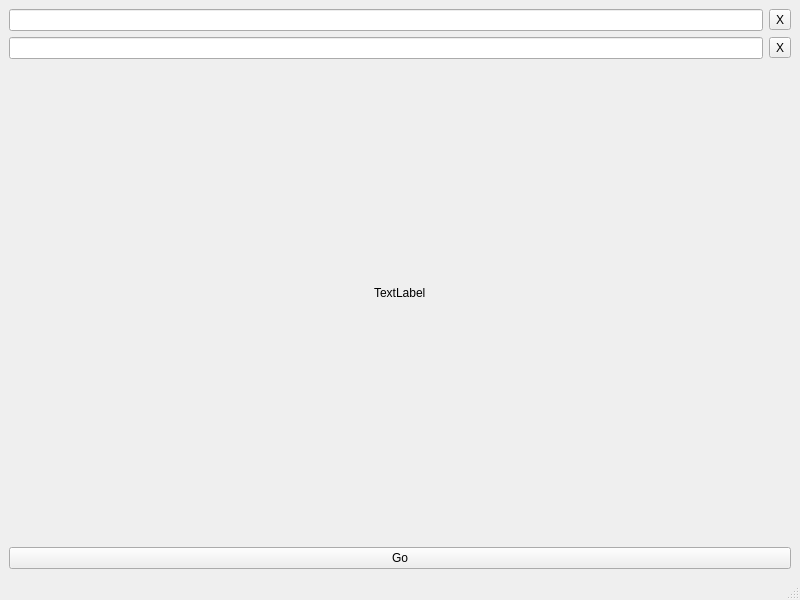
Before: the Qt Designer form main_window.ui in monti-tls/Dymo-LT-Application, drawn with Qt 5.
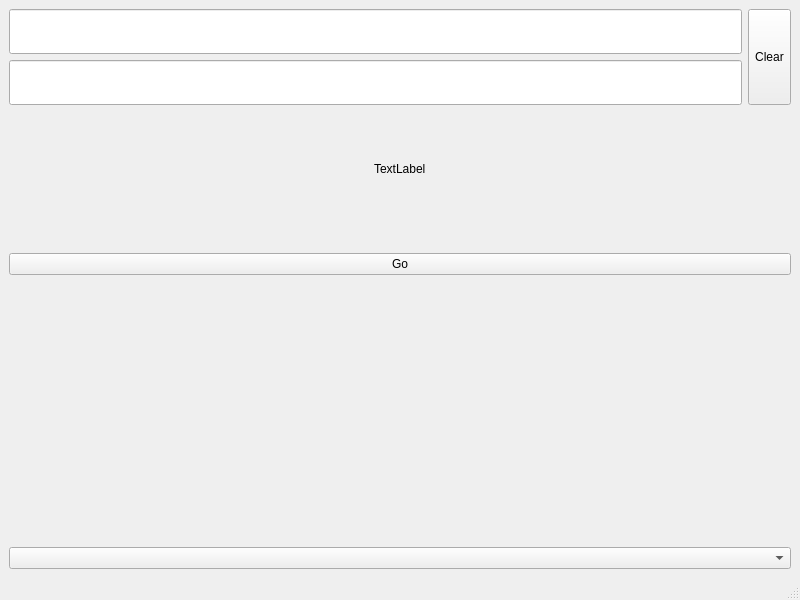
After: the same form once the commit is applied.

What changed in the file:
```diff
--- a/main_window.ui
+++ b/main_window.ui
@@ -17,25 +17,27 @@
    <layout class="QGridLayout" name="gridLayout_2">
     <item row="0" column="0">
      <layout class="QGridLayout" name="gridLayout" rowstretch="0,0,0,0,0,0,0" columnstretch="0,0,0,0,0">
-      <item row="0" column="4">
-       <widget class="QToolButton" name="line1_clear_button">
-        <property name="text">
-         <string>X</string>
+      <item row="4" column="0" colspan="5">
+       <spacer name="verticalSpacer">
+        <property name="orientation">
+         <enum>Qt::Vertical</enum>
         </property>
-       </widget>
-      </item>
-      <item row="1" column="4">
-       <widget class="QToolButton" name="line2_clear_button">
-        <property name="text">
-         <string>X</string>
+        <property name="sizeHint" stdset="0">
+         <size>
+          <width>20</width>
+          <height>40</height>
+         </size>
         </property>
-       </widget>
-      </item>
-      <item row="0" column="0" colspan="4">
-       <widget class="QLineEdit" name="line1_edit"/>
+       </spacer>
       </item>
       <item row="1" column="0" colspan="4">
-       <widget class="QLineEdit" name="line2_edit"/>
+       <widget class="QLineEdit" name="line2_edit">
+        <property name="font">
+         <font>
+          <pointsize>25</pointsize>
+         </font>
+        </property>
+       </widget>
       </item>
       <item row="2" column="0" colspan="5">
        <spacer name="verticalSpacer_2">
@@ -117,8 +119,46 @@
         </property>
        </widget>
       </item>
+      <item row="0" column="0" colspan="4">
+       <widget class="QLineEdit" name="line1_edit">
+        <property name="font">
+         <font>
+          <pointsize>25</pointsize>
+         </font>
+        </property>
+       </widget>
+      </item>
+      <item row="0" column="4" rowspan="2">
+       <widget class="QToolButton" name="clear_button">
+        <property name="sizePolicy">
+         <sizepolicy hsizetype="Fixed" vsizetype="Expanding">
+          <horstretch>0</horstretch>
+          <verstretch>0</verstretch>
+         </sizepolicy>
+        </property>
+        <property name="text">
+         <string>Clear</string>
+        </property>
+       </widget>
+      </item>
      </layout>
     </item>
+    <item row="1" column="0">
+     <spacer name="verticalSpacer_3">
+      <property name="orientation">
+       <enum>Qt::Vertical</enum>
+      </property>
+      <property name="sizeHint" stdset="0">
+       <size>
+        <width>20</width>
+        <height>40</height>
+       </size>
+      </property>
+     </spacer>
+    </item>
+    <item row="2" column="0">
+     <widget class="QComboBox" name="font_combo"/>
+    </item>
    </layout>
   </widget>
   <widget class="QMenuBar" name="menubar">
```
Left out of the diff: 15 changed lines with no effect on the pictures.
